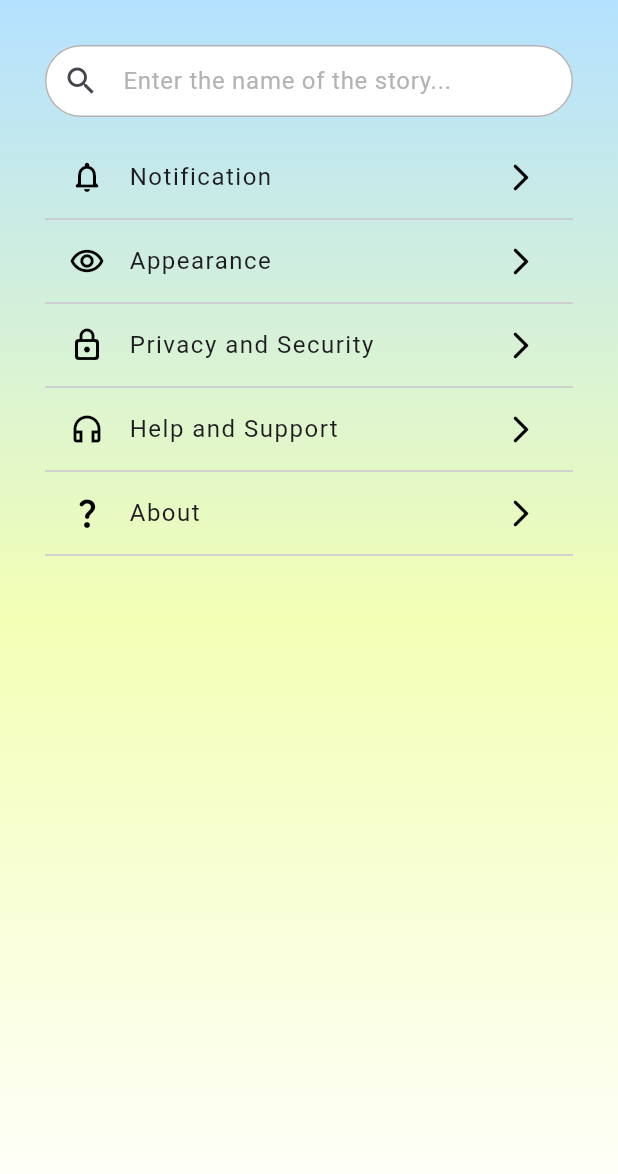
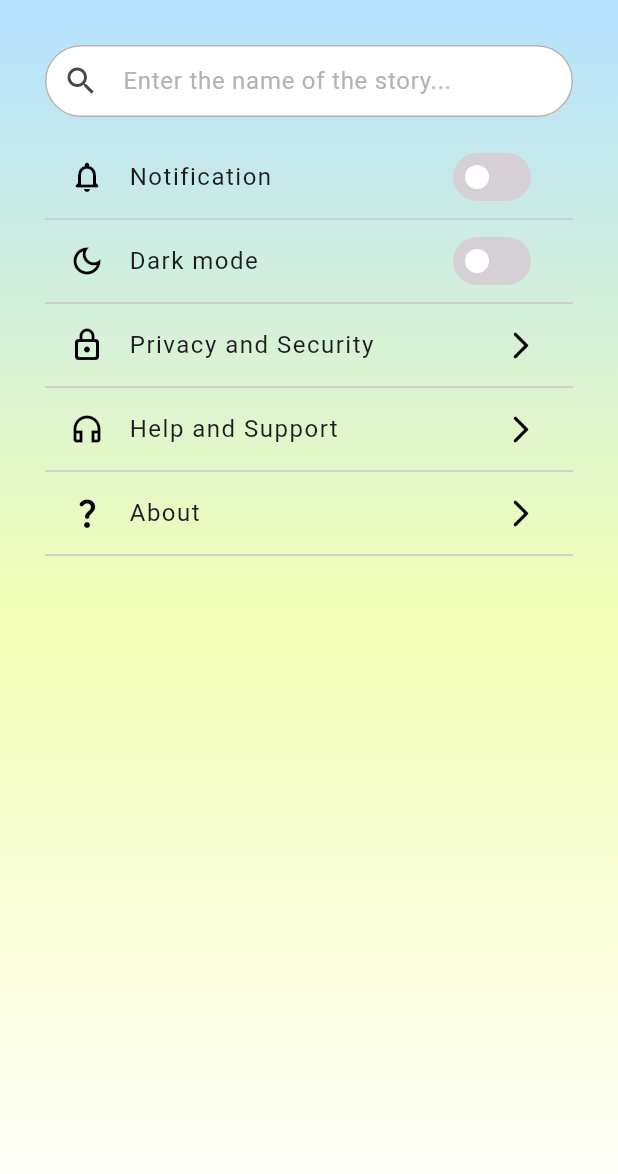
Before and after one commit to Riandec/storytelling-audio-app, a Flutter app: the SettingPage screen opened directly, on a phone screen of 412 x 824 dp. Shown: the top 1174 px of the screen. Run offline on Flutter 3.47's test engine with Material 3 defaults, Android fonts, the phone set to English and light mode, and no system bars; our stand-ins replace audioplayers, carousel_slider, cloud_firestore, curved_navigation_bar, firebase_core, flutter_dotenv and 1 more; missing offline and left inert: image_pixels; accounts and stored records are empty; Roboto replaces fonts that are missing (SF Pro); statements that could not run were skipped; project files that could hold a hidden picture were left out.

Commit message:
fix(setting): change trailing icon to switch

```diff
--- a/lib/main.dart
+++ b/lib/main.dart
@@ -2,7 +2,7 @@ import 'package:flutter/material.dart';
 import 'package:firebase_core/firebase_core.dart';
 import 'package:flutter_dotenv/flutter_dotenv.dart';
 import 'package:storytelling_audio_app/screens/home_page.dart';
-import 'package:storytelling_audio_app/screens/privacy_page.dart';
+import 'package:storytelling_audio_app/screens/setting_page.dart';
 import 'firebase_options_loader.dart';
 
 void main() async {
@@ -27,7 +27,7 @@ class MyApp extends StatelessWidget {
         useMaterial3: true
       ),
       debugShowCheckedModeBanner: true,
-      home: PrivacyPage(),
+      home: SettingPage(),
     );
   }
 }
--- a/lib/screens/setting_page.dart
+++ b/lib/screens/setting_page.dart
@@ -1,4 +1,5 @@
 import 'package:flutter/material.dart';
+import 'package:storytelling_audio_app/screens/privacy_page.dart';
 
 class SettingPage extends StatefulWidget {
   const SettingPage({super.key});
@@ -9,6 +10,8 @@ class SettingPage extends StatefulWidget {
 
 class _SettingPageState extends State<SettingPage> {
   final searchController = SearchController();
+  bool notiEnabled = false;
+  bool darkModeEnabled = false;
 
   @override
   Widget build(BuildContext context) {
@@ -73,23 +76,63 @@ class _SettingPageState extends State<SettingPage> {
                       letterSpacing: 1
                     ),
                   ),
-                  trailing: Icon(Icons.arrow_forward_ios_rounded, color: Colors.black, size: 22),
+                  trailing: Switch(
+                    value: notiEnabled,
+                    onChanged: (value){
+                      setState(() {
+                        notiEnabled = value;
+                      });
+                    },
+                    inactiveThumbColor: Colors.white,
+                    activeTrackColor: Color.fromRGBO(0, 85, 255, 1),
+                    inactiveTrackColor: const Color.fromARGB(255, 213, 208, 214),
+                    trackOutlineColor: WidgetStateProperty.resolveWith<Color?>((Set<WidgetState> states) {
+                      if (states.contains(WidgetState.selected)) {
+                        return Colors.transparent;
+                      }
+                      return Colors.transparent;
+                    }),
+                  ),
                   minTileHeight: 40,
                 ),
                 Divider(),
                 ListTile(
-                  leading: Icon(Icons.remove_red_eye_outlined, color: Colors.black),
+                  leading: Icon(Icons.dark_mode_outlined, color: Colors.black),
                   title: Text(
-                    'Appearance',
+                    'Dark mode',
                     style: TextStyle(
                       letterSpacing: 1
                     ),
                   ),
-                  trailing: Icon(Icons.arrow_forward_ios_rounded, color: Colors.black, size: 22),
+                  trailing: Switch(
+                    value: darkModeEnabled,
+                    onChanged: (value){
+                      setState(() {
+                        darkModeEnabled = value;
+                      });
+                    },
+                    inactiveThumbColor: Colors.white,
+                    activeTrackColor: Color.fromRGBO(0, 85, 255, 1),
+                    inactiveTrackColor: const Color.fromARGB(255, 213, 208, 214),
+                    trackOutlineColor: WidgetStateProperty.resolveWith<Color?>((Set<WidgetState> states) {
+                      if (states.contains(WidgetState.selected)) {
+                        return Colors.transparent;
+                      }
+                      return Colors.transparent;
+                    }),
+                  ),
                   minTileHeight: 40,
                 ),
                 Divider(),
                 ListTile(
+                  onTap: () {
+                    Navigator.push(
+                      context,
+                      MaterialPageRoute(
+                        builder: (context) => PrivacyPage()
+                      )
+                    );
+                  },
                   leading: Icon(Icons.lock_outline_rounded, color: Colors.black),
                   title: Text(
                     'Privacy and Security',
```
